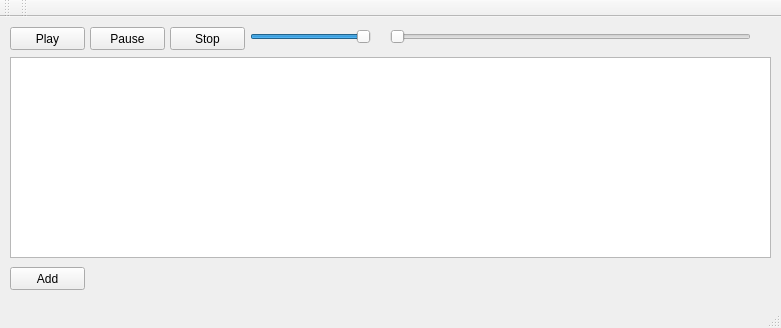
Above: mainwindow.ui from mszymanski90/MusicPlayerLinux before the change. Below: the same form after it.
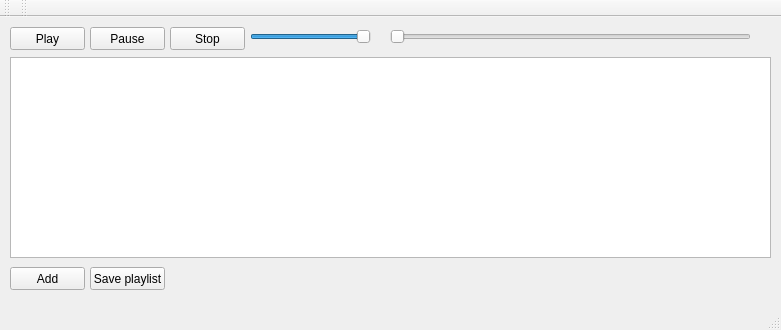
That is the form after the change. Custom widgets are drawn as their Qt base class.

Commit message: Added save playlist feature, added settings saving feature

What changed in the file:
```diff
--- a/mainwindow.ui
+++ b/mainwindow.ui
@@ -7,7 +7,7 @@
     <x>0</x>
     <y>0</y>
     <width>781</width>
-    <height>328</height>
+    <height>330</height>
    </rect>
   </property>
   <property name="windowTitle">
@@ -114,6 +114,19 @@
      </rect>
     </property>
    </widget>
+   <widget class="QPushButton" name="savePlaylistBt">
+    <property name="geometry">
+     <rect>
+      <x>90</x>
+      <y>250</y>
+      <width>75</width>
+      <height>23</height>
+     </rect>
+    </property>
+    <property name="text">
+     <string>Save playlist</string>
+    </property>
+   </widget>
   </widget>
   <widget class="QMenuBar" name="menuBar">
    <property name="geometry">
```
The commit also changes 6 other files.
